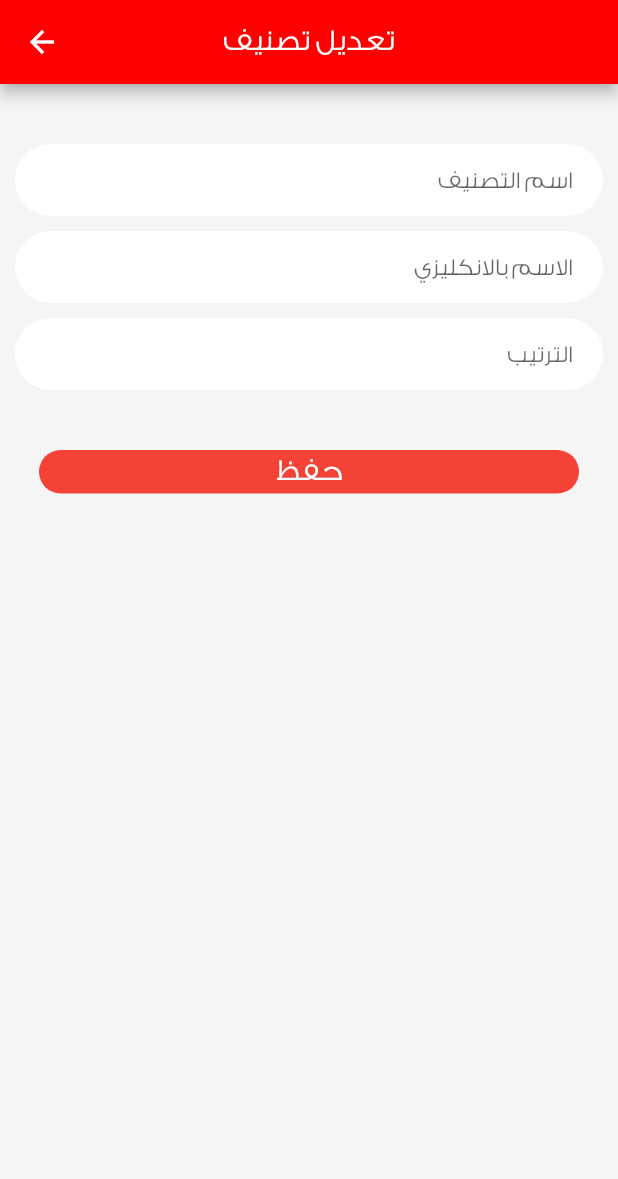
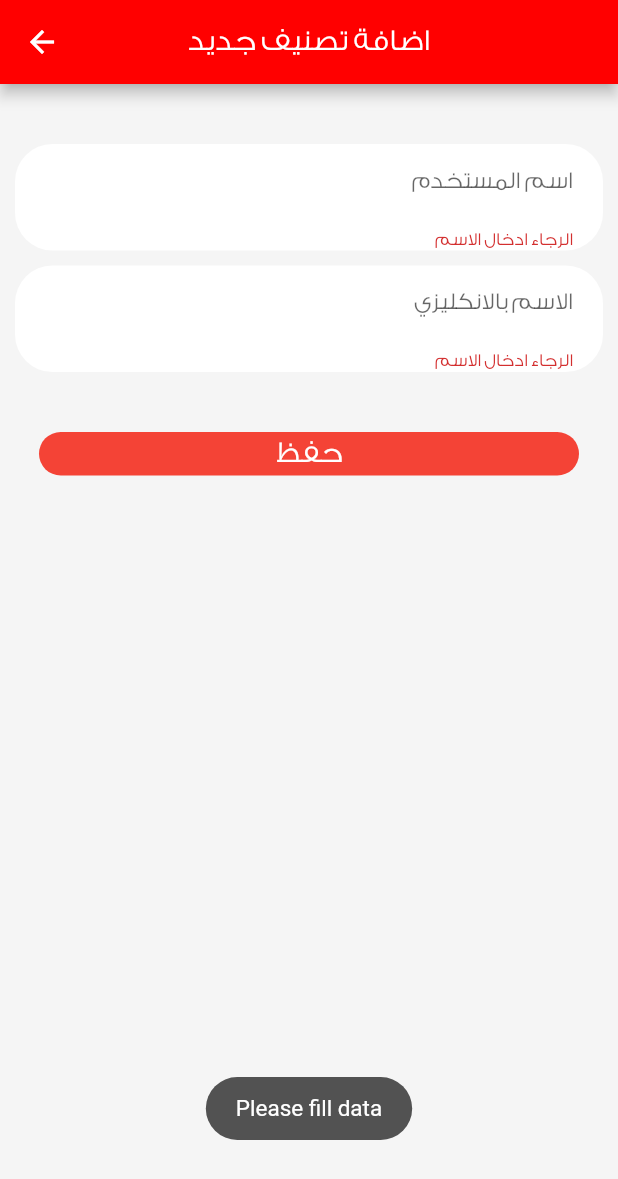
Before and after one commit to thaerhamza/dashboard, a Flutter app: the EditCategory screen opened directly, after a tap on "حفظ", on a phone screen of 412 x 824 dp. Shown: the top 1179 px of the screen. Run offline on Flutter 3.47's test engine with Material 2 defaults, Android fonts, the phone set to English and light mode, and no system bars; our stand-ins replace font_awesome_flutter, shared_preferences, splashscreen, toast; accounts and stored records are empty; network calls fail; statements that could not run were skipped.

Commit message:
category

```diff
--- /dev/null
+++ b/lib/pages/category/category_data.dart
@@ -0,0 +1,93 @@
+import 'package:dashboard/pages/category/edit.dart';
+import 'package:dashboard/pages/provider/loading.dart';
+import 'package:flutter/material.dart';
+import 'package:font_awesome_flutter/font_awesome_flutter.dart';
+import 'package:provider/provider.dart';
+
+import '../function.dart';
+
+List<CategoryData> categoryList = null;
+
+class CategoryData {
+  String cat_id;
+  String cat_name;
+  String cat_name_en;
+  String cat_regdate;
+
+  CategoryData({
+    this.cat_id,
+    this.cat_name,
+    this.cat_name_en,
+    this.cat_regdate,
+  });
+}
+
+class SingleCategory extends StatelessWidget {
+  int cat_index;
+  CategoryData category;
+  SingleCategory({this.cat_index, this.category});
+  @override
+  Widget build(BuildContext context) {
+    var providerCategory = Provider.of<LoadingControl>(context);
+    return Card(
+      child: Column(
+        children: <Widget>[
+          GestureDetector(
+            onTap: () {
+              categoryList.removeAt(cat_index);
+              deleteData(
+                  "cat_id", category.cat_id, "category/delete_category.php");
+              providerCategory.add_loading();
+            },
+            child: Container(
+              alignment: Alignment.topRight,
+              child: Icon(
+                Icons.cancel,
+                color: Colors.red,
+              ),
+            ),
+          ),
+          Container(
+            child: ListTile(
+              title: Text(
+                category.cat_name,
+                style: TextStyle(fontWeight: FontWeight.bold, fontSize: 18),
+              ),
+              subtitle: Column(
+                  crossAxisAlignment: CrossAxisAlignment.start,
+                  children: [Text(category.cat_regdate)]),
+              trailing: Container(
+                width: 30.0,
+                child: Row(
+                  children: <Widget>[
+                    GestureDetector(
+                      onTap: () {
+                        Navigator.push(
+                            context,
+                            MaterialPageRoute(
+                                builder: (context) => new EditCategory(
+                                    cat_index: cat_index,
+                                    mycategory: category)));
+                      },
+                      child: Container(
+                        padding: EdgeInsets.all(5),
+                        child: FaIcon(
+                          FontAwesomeIcons.edit,
+                          color: Colors.white,
+                          size: 16,
+                        ),
+                        decoration: BoxDecoration(
+                            color: Colors.red,
+                            borderRadius: BorderRadius.circular(5.0)),
+                      ),
+                    ),
+                  ],
+                ),
+              ),
+            ),
+          ),
+        ],
+      ),
+    );
+  }
+}
--- a/lib/pages/category/edit.dart
+++ b/lib/pages/category/edit.dart
@@ -1,19 +1,83 @@
+import 'package:dashboard/pages/component/progress.dart';
+import 'package:dashboard/pages/provider/loading.dart';
+import 'package:dashboard/pages/category/category_data.dart';
 import 'package:flutter/material.dart';
 import 'package:dashboard/pages/config.dart';
+import 'package:dashboard/pages/function.dart';
+import 'package:provider/provider.dart';
+import 'package:toast/toast.dart';
 
 class EditCategory extends StatefulWidget {
+  int cat_index;
+  CategoryData mycategory;
+
+  EditCategory({this.cat_index, this.mycategory});
   @override
   _EditCategoryState createState() => _EditCategoryState();
 }
 
 class _EditCategoryState extends State<EditCategory> {
+  bool isloading = false;
+
+  var _formKey = GlobalKey<FormState>();
+  TextEditingController txtcat_name = new TextEditingController();
+  TextEditingController txtcat_name_en = new TextEditingController();
+
+  updateCategory(context, LoadingControl load) async {
+    if (!await checkConnection()) {
+      Toast.show("Not connected Internet", context,
+          duration: Toast.LENGTH_SHORT, gravity: Toast.BOTTOM);
+    }
+    bool myvalid = _formKey.currentState.validate();
+    load.add_loading();
+    if (txtcat_name.text.isNotEmpty &&
+        txtcat_name_en.text.isNotEmpty &&
+        myvalid) {
+      isloading = true;
+      load.add_loading();
+      Map arr = {
+        "cat_id": widget.mycategory.cat_id,
+        "cat_name": txtcat_name.text,
+        "cat_name_en": txtcat_name_en.text,
+      };
+      bool res = await updateData(arr, "category/update_category.php", context);
+      categoryList[widget.cat_index].cat_name = txtcat_name.text;
+
+      categoryList[widget.cat_index].cat_name_en = txtcat_name.text;
+
+      isloading = res;
+      load.add_loading();
+    } else {
+      Toast.show("Please fill data", context,
+          duration: Toast.LENGTH_SHORT, gravity: Toast.BOTTOM);
+    }
+  }
+
+  @override
+  void dispose() {
+    // TODO: implement dispose
+    super.dispose();
+    txtcat_name.dispose();
+    txtcat_name_en.dispose();
+  }
+
+  @override
+  void initState() {
+    // TODO: implement initState
+    super.initState();
+
+    txtcat_name.text = widget.mycategory.cat_name;
+
+    txtcat_name_en.text = widget.mycategory.cat_name_en;
+  }
+
   @override
   Widget build(BuildContext context) {
     return Scaffold(
         backgroundColor: Colors.grey[100],
         appBar: AppBar(
           backgroundColor: primaryColor,
-          title: Text("تعديل تصنيف"),
+          title: Text("اضافة تصنيف جديد"),
           centerTitle: true,
         ),
         body: Directionality(
@@ -23,8 +87,10 @@ class _EditCategoryState extends State<EditCategory> {
             padding: EdgeInsets.only(top: 30),
             child: Column(
               children: <Widget>[
-                Expanded(
+                Consumer<LoadingControl>(builder: (context, load, child) {
+                  return Expanded(
                     child: Form(
+                      key: _formKey,
                       child: ListView(
                         children: <Widget>[
                           Container(
@@ -34,12 +100,14 @@ class _EditCategoryState extends State<EditCategory> {
                                 color: Colors.white,
                                 borderRadius: BorderRadius.circular(25.0)),
                             child: TextFormField(
+                              controller: txtcat_name,
                               decoration: InputDecoration(
-                              hintText: "اسم التصنيف",
+                                  hintText: "اسم المستخدم",
                                   border: InputBorder.none),
-                          validator: (String value) {
-                            if (value.isEmpty || value.length < 1) {
-                              return "الرجاء ادخال الاسم الكامل";
+                              validator: (value) {
+                                if (value.isEmpty) {
+                                  print("enyter name");
+                                  return "الرجاء ادخال الاسم ";
                                 }
                               },
                             ),
@@ -51,37 +119,23 @@ class _EditCategoryState extends State<EditCategory> {
                                 color: Colors.white,
                                 borderRadius: BorderRadius.circular(25.0)),
                             child: TextFormField(
+                              controller: txtcat_name_en,
                               decoration: InputDecoration(
                                   hintText: "الاسم بالانكليزي",
                                   border: InputBorder.none),
                               validator: (String value) {
-                            if (value.isEmpty ||
-                                value.indexOf(".") == -1 ||
-                                value.indexOf("@") == -1) {
-                              return "الرجاء ادخال البريد الالكتروني";
+                                if (value.isEmpty || value.length < 5) {
+                                  return "الرجاء ادخال الاسم ";
                                 }
                               },
                             ),
                           ),
-                      Container(
-                        margin: EdgeInsets.only(bottom: 10.0),
-                        padding: EdgeInsets.only(left: 20.0, right: 20.0),
-                        decoration: BoxDecoration(
-                            color: Colors.white,
-                            borderRadius: BorderRadius.circular(25.0)),
-                        child: TextFormField(
-                          keyboardType: TextInputType.number,
-                          decoration: InputDecoration(
-                              hintText: "الترتيب", border: InputBorder.none),
-                          validator: (String value) {
-                            if (value.isEmpty || value.length < 5) {
-                              return "الرجاء ادخال رقم الهاتف";
-                            }
+                          isloading
+                              ? circularProgress()
+                              : MaterialButton(
+                                  onPressed: () {
+                                    updateCategory(context, load);
                                   },
-                        ),
-                      ),
-                      MaterialButton(
-                          onPressed: () {},
                                   child: Container(
                                     alignment: Alignment.center,
                                     width: MediaQuery.of(context).size.width,
@@ -90,15 +144,19 @@ class _EditCategoryState extends State<EditCategory> {
                                       style: TextStyle(
                                           color: Colors.white, fontSize: 20.0),
                                     ),
-                            margin: EdgeInsets.only(bottom: 10.0, top: 30.0),
+                                    margin: EdgeInsets.only(
+                                        bottom: 10.0, top: 30.0),
                                     padding: EdgeInsets.all(2.0),
                                     decoration: BoxDecoration(
                                         color: Colors.red,
-                                borderRadius: BorderRadius.circular(25.0)),
+                                        borderRadius:
+                                            BorderRadius.circular(25.0)),
                                   )),
                         ],
                       ),
-                )),
+                    ),
+                  );
+                }),
               ],
             ),
           ),
--- a/lib/pages/function.dart
+++ b/lib/pages/function.dart
@@ -54,9 +54,7 @@ Future<List> getData(int count, String urlPage, String strSearch) async {
 }
 
 Future<bool> deleteData(String col_id, String val_id, String urlPage) async {
-  String url = path_api +
-      "users/${urlPage}delete_user.php?${col_id}=${val_id}&token=" +
-      token;
+  String url = path_api + "${urlPage}?${col_id}=${val_id}&token=" + token;
   print(url);
   http.Response respone = await http.post(url);
 
```
Also changed, not shown: lib/pages/category/add.dart (+71 -29 lines), lib/pages/category/category.dart (+124 -117 lines). Lines whose indentation alone changed are shown as unchanged.
